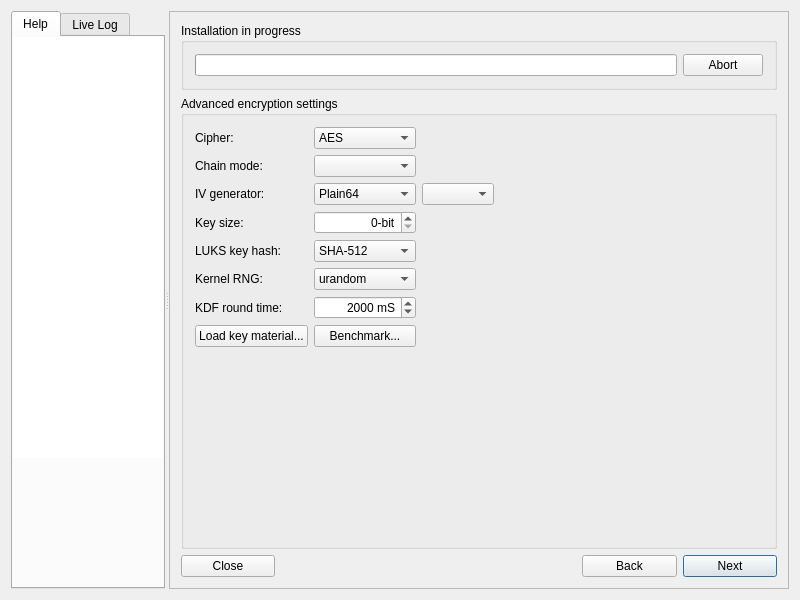
The window that meinstall.ui (gazelle-installer/gazelle-installer) describes before a commit, drawn with Qt 5.
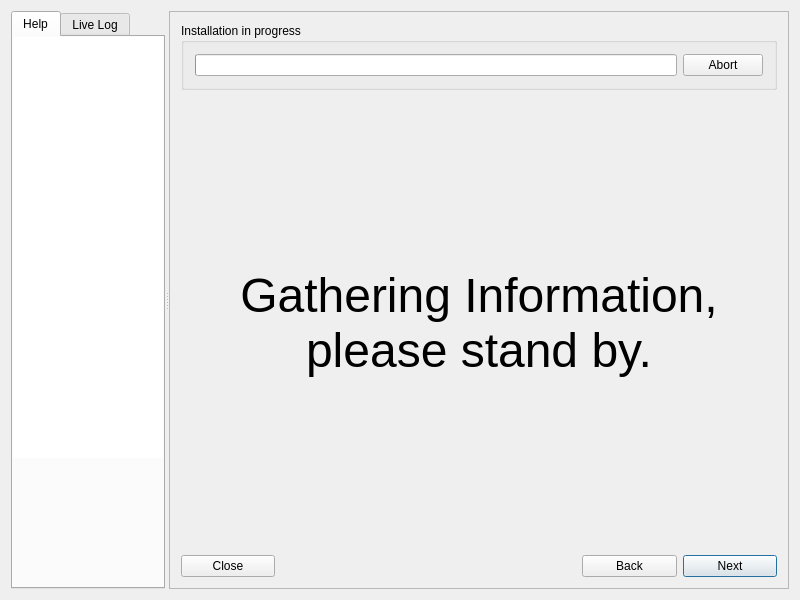
The same window after the commit. The open tabs and pages were chosen to show the change. Icons and pictures are not drawn. Custom widgets are drawn as their Qt base class.

Commit message: Removed all Advanced Encryption Settings code. Replaced hard-coded page indexes with an enum.

The edit to the form file:
```diff
--- a/meinstall.ui
+++ b/meinstall.ui
@@ -408,22 +408,6 @@
                    </property>
                   </widget>
                  </item>
-                 <item row="2" column="2" colspan="3">
-                  <widget class="QPushButton" name="pushAdvancedCrypto">
-                   <property name="enabled">
-                    <bool>true</bool>
-                   </property>
-                   <property name="sizePolicy">
-                    <sizepolicy hsizetype="MinimumExpanding" vsizetype="Fixed">
-                     <horstretch>0</horstretch>
-                     <verstretch>0</verstretch>
-                    </sizepolicy>
-                   </property>
-                   <property name="text">
-                    <string>Advanced encryption settings</string>
-                   </property>
-                  </widget>
-                 </item>
                  <item row="0" column="0" colspan="2">
                   <widget class="QLabel" name="labelDisk">
                    <property name="sizePolicy">
@@ -765,23 +749,6 @@
               <string>Encryption options</string>
              </property>
              <layout class="QGridLayout" name="gridLayout2c">
-              <item row="1" column="2" colspan="2">
-               <widget class="MPassEdit" name="textCryptoPassCust2">
-                <property name="maxLength">
-                 <number>512</number>
-                </property>
-                <property name="echoMode">
-                 <enum>QLineEdit::Password</enum>
-                </property>
-               </widget>
-              </item>
-              <item row="1" column="0" colspan="2">
-               <widget class="QLabel" name="labelCryptoPassCust2">
-                <property name="text">
-                 <string>Confirm password:</string>
-                </property>
-               </widget>
-              </item>
               <item row="0" column="2" colspan="2">
                <widget class="MPassEdit" name="textCryptoPassCust">
                 <property name="maxLength">
@@ -815,373 +782,20 @@
                 </property>
                </widget>
               </item>
-              <item row="2" column="2" colspan="3">
-               <widget class="QPushButton" name="pushAdvancedCryptoCust">
-                <property name="text">
-                 <string>Advanced encryption settings</string>
+              <item row="1" column="2" colspan="2">
+               <widget class="MPassEdit" name="textCryptoPassCust2">
+                <property name="maxLength">
+                 <number>512</number>
                 </property>
-               </widget>
-              </item>
-             </layout>
-            </widget>
-           </item>
-          </layout>
-         </widget>
-         <widget class="QWidget" name="pageCrypto">
-          <layout class="QGridLayout" name="_6">
-           <property name="leftMargin">
-            <number>0</number>
-           </property>
-           <property name="topMargin">
-            <number>0</number>
-           </property>
-           <property name="rightMargin">
-            <number>0</number>
-           </property>
-           <property name="bottomMargin">
-            <number>0</number>
-           </property>
-           <item row="1" column="0">
-            <widget class="QGroupBox" name="boxCrypto">
-             <property name="sizePolicy">
-              <sizepolicy hsizetype="MinimumExpanding" vsizetype="Minimum">
-               <horstretch>0</horstretch>
-               <verstretch>0</verstretch>
-              </sizepolicy>
-             </property>
-             <property name="title">
-              <string>Advanced encryption settings</string>
-             </property>
-             <layout class="QGridLayout" name="gridLayout_5">
-              <item row="4" column="0">
-               <widget class="QLabel" name="labelCryptoHash">
-                <property name="sizePolicy">
-                 <sizepolicy hsizetype="Minimum" vsizetype="Preferred">
-                  <horstretch>0</horstretch>
-                  <verstretch>0</verstretch>
-                 </sizepolicy>
+                <property name="echoMode">
+                 <enum>QLineEdit::Password</enum>
                 </property>
-                <property name="text">
-                 <string>LUKS key hash:</string>
-                </property>
                </widget>
               </item>
-              <item row="3" column="2">
-               <widget class="QSpinBox" name="spinCryptoKeySize">
-                <property name="sizePolicy">
-                 <sizepolicy hsizetype="Minimum" vsizetype="Fixed">
-                  <horstretch>0</horstretch>
-                  <verstretch>0</verstretch>
-                 </sizepolicy>
-                </property>
-                <property name="alignment">
-                 <set>Qt::AlignRight|Qt::AlignTrailing|Qt::AlignVCenter</set>
-                </property>
-                <property name="suffix">
-                 <string>-bit</string>
-                </property>
-               </widget>
-              </item>
-              <item row="2" column="3">
-               <widget class="QComboBox" name="comboCryptoIVHash">
-                <property name="enabled">
-                 <bool>true</bool>
-                </property>
-                <property name="sizePolicy">
-                 <sizepolicy hsizetype="Minimum" vsizetype="Preferred">
-                  <horstretch>0</horstretch>
-                  <verstretch>0</verstretch>
-                 </sizepolicy>
-                </property>
-               </widget>
-              </item>
-              <item row="5" column="0">
-               <widget class="QLabel" name="labelCryptoRandom">
+              <item row="1" column="0" colspan="2">
+               <widget class="QLabel" name="labelCryptoPassCust2">
                 <property name="text">
-                 <string>Kernel RNG:</string>
-                </property>
-               </widget>
-              </item>
-              <item row="5" column="2">
-               <widget class="QComboBox" name="comboCryptoRandom">
-                <item>
-                 <property name="text">
-                  <string>urandom</string>
-                 </property>
-                </item>
-                <item>
-                 <property name="text">
-                  <string>random</string>
-                 </property>
-                </item>
-               </widget>
-              </item>
-              <item row="0" column="2">
-               <widget class="QComboBox" name="comboCryptoCipher">
-                <property name="sizePolicy">
-                 <sizepolicy hsizetype="Minimum" vsizetype="Preferred">
-                  <horstretch>0</horstretch>
-                  <verstretch>0</verstretch>
-                 </sizepolicy>
-                </property>
-                <property name="toolTip">
-                 <string/>
-                </property>
-                <property name="currentIndex">
-                 <number>1</number>
-                </property>
-                <item>
-                 <property name="text">
-                  <string>Serpent</string>
-                 </property>
-                </item>
-                <item>
-                 <property name="text">
-                  <string>AES</string>
-                 </property>
-                </item>
-                <item>
-                 <property name="text">
-                  <string>Twofish</string>
-                 </property>
-                </item>
-                <item>
-                 <property name="text">
-                  <string>CAST6</string>
-                 </property>
-                </item>
-                <item>
-                 <property name="text">
-                  <string>Blowfish</string>
-                 </property>
-                </item>
-               </widget>
-              </item>
-              <item row="1" column="2">
-               <widget class="QComboBox" name="comboCryptoChain">
-                <property name="sizePolicy">
-                 <sizepolicy hsizetype="Minimum" vsizetype="Preferred">
-                  <horstretch>0</horstretch>
-                  <verstretch>0</verstretch>
-                 </sizepolicy>
-                </property>
-               </widget>
-              </item>
-              <item row="7" column="2">
-               <widget class="QPushButton" name="pushBenchmarkCrypto">
-                <property name="sizePolicy">
-                 <sizepolicy hsizetype="Minimum" vsizetype="Preferred">
-                  <horstretch>0</horstretch>
-                  <verstretch>0</verstretch>
-                 </sizepolicy>
-                </property>
-                <property name="toolTip">
-                 <string/>
-                </property>
-                <property name="text">
-                 <string>Benchmark...</string>
-                </property>
-               </widget>
-              </item>
-              <item row="3" column="0">
-               <widget class="QLabel" name="labelCryptoKeySize">
-                <property name="sizePolicy">
-                 <sizepolicy hsizetype="Minimum" vsizetype="Preferred">
-                  <horstretch>0</horstretch>
-                  <verstretch>0</verstretch>
-                 </sizepolicy>
-                </property>
-                <property name="text">
-                 <string>Key size:</string>
-                </property>
-               </widget>
-              </item>
-              <item row="2" column="0">
-               <widget class="QLabel" name="labelCryptoIVGen">
-                <property name="sizePolicy">
-                 <sizepolicy hsizetype="Minimum" vsizetype="Preferred">
-                  <horstretch>0</horstretch>
-                  <verstretch>0</verstretch>
-                 </sizepolicy>
-                </property>
-                <property name="text">
-                 <string>IV generator:</string>
-                </property>
-               </widget>
-              </item>
-              <item row="8" column="0">
-               <spacer name="verticalSpacer_6">
-                <property name="orientation">
-                 <enum>Qt::Vertical</enum>
-                </property>
-                <property name="sizeHint" stdset="0">
-                 <size>
-                  <width>0</width>
-                  <height>0</height>
-                 </size>
-                </property>
-               </spacer>
-              </item>
-              <item row="1" column="0">
-               <widget class="QLabel" name="labelCryptoChain">
-                <property name="sizePolicy">
-                 <sizepolicy hsizetype="Minimum" vsizetype="Preferred">
-                  <horstretch>0</horstretch>
-                  <verstretch>0</verstretch>
-                 </sizepolicy>
-                </property>
-                <property name="text">
-                 <string>Chain mode:</string>
-                </property>
-               </widget>
-              </item>
-              <item row="2" column="2">
-               <widget class="QComboBox" name="comboCryptoIVGen">
-                <property name="sizePolicy">
-                 <sizepolicy hsizetype="Minimum" vsizetype="Preferred">
-                  <horstretch>0</horstretch>
-                  <verstretch>0</verstretch>
-                 </sizepolicy>
-                </property>
-                <property name="currentIndex">
-                 <number>1</number>
-                </property>
-                <item>
-                 <property name="text">
-                  <string>ESSIV</string>
-                 </property>
-                </item>
-                <item>
-                 <property name="text">
-                  <string>Plain64</string>
-                 </property>
-                </item>
-                <item>
-                 <property name="text">
-                  <string>Plain64BE</string>
-                 </property>
-                </item>
-                <item>
-                 <property name="text">
-                  <string>Plain</string>
-                 </property>
-                </item>
-                <item>
-                 <property name="text">
-                  <string>BENBI</string>
-                 </property>
-                </item>
-               </widget>
-              </item>
-              <item row="7" column="0" colspan="2">
-               <widget class="QPushButton" name="pushLoadKey">
-                <property name="text">
-                 <string>Load key material...</string>
-                </property>
-               </widget>
-              </item>
-              <item row="0" column="0">
-               <widget class="QLabel" name="labelCryptoCipher">
-                <property name="sizePolicy">
-                 <sizepolicy hsizetype="Minimum" vsizetype="Preferred">
-                  <horstretch>0</horstretch>
-                  <verstretch>0</verstretch>
-                 </sizepolicy>
-                </property>
-                <property name="text">
-                 <string>Cipher:</string>
-                </property>
-               </widget>
-              </item>
-              <item row="6" column="0">
-               <widget class="QLabel" name="labelCryptoRoundTime">
-                <property name="sizePolicy">
-                 <sizepolicy hsizetype="Minimum" vsizetype="Preferred">
-                  <horstretch>0</horstretch>
-                  <verstretch>0</verstretch>
-                 </sizepolicy>
-                </property>
-                <property name="text">
-                 <string>KDF round time:</string>
-                </property>
-               </widget>
-              </item>
-              <item row="2" column="4">
-               <spacer name="horizontalSpacer_4">
-                <property name="orientation">
-                 <enum>Qt::Horizontal</enum>
-                </property>
-                <property name="sizeHint" stdset="0">
-                 <size>
-                  <width>0</width>
-                  <height>0</height>
-                 </size>
-                </property>
-               </spacer>
-              </item>
-              <item row="4" column="2">
-               <widget class="QComboBox" name="comboCryptoHash">
-                <property name="sizePolicy">
-                 <sizepolicy hsizetype="Minimum" vsizetype="Preferred">
-                  <horstretch>0</horstretch>
-                  <verstretch>0</verstretch>
-                 </sizepolicy>
-                </property>
-                <property name="toolTip">
-                 <string/>
-                </property>
-                <item>
-                 <property name="text">
-                  <string>SHA-512</string>
-                 </property>
-                </item>
-                <item>
-                 <property name="text">
-                  <string>SHA-256</string>
-                 </property>
-                </item>
-                <item>
-                 <property name="text">
-                  <string>Whirlpool</string>
-                 </property>
-                </item>
-                <item>
-                 <property name="text">
-                  <string>SHA-1</string>
-                 </property>
-                </item>
-                <item>
-                 <property name="text">
-                  <string>RIPEMD-160</string>
-                 </property>
-                </item>
-               </widget>
-              </item>
-              <item row="6" column="2">
-               <widget class="QSpinBox" name="spinCryptoRoundTime">
-                <property name="sizePolicy">
-                 <sizepolicy hsizetype="Minimum" vsizetype="Preferred">
-                  <horstretch>0</horstretch>
-                  <verstretch>0</verstretch>
-                 </sizepolicy>
-                </property>
-                <property name="toolTip">
-                 <string/>
-                </property>
-                <property name="alignment">
-                 <set>Qt::AlignRight|Qt::AlignTrailing|Qt::AlignVCenter</set>
-                </property>
-                <property name="suffix">
-                 <string> mS</string>
-                </property>
-                <property name="maximum">
-                 <number>999999999</number>
-                </property>
-                <property name="singleStep">
-                 <number>1000</number>
-                </property>
-                <property name="value">
-                 <number>2000</number>
+                 <string>Confirm password:</string>
                 </property>
                </widget>
               </item>
```
Left out of the diff: 12 changed lines with no effect on the pictures. The commit also changes 3 other files.
